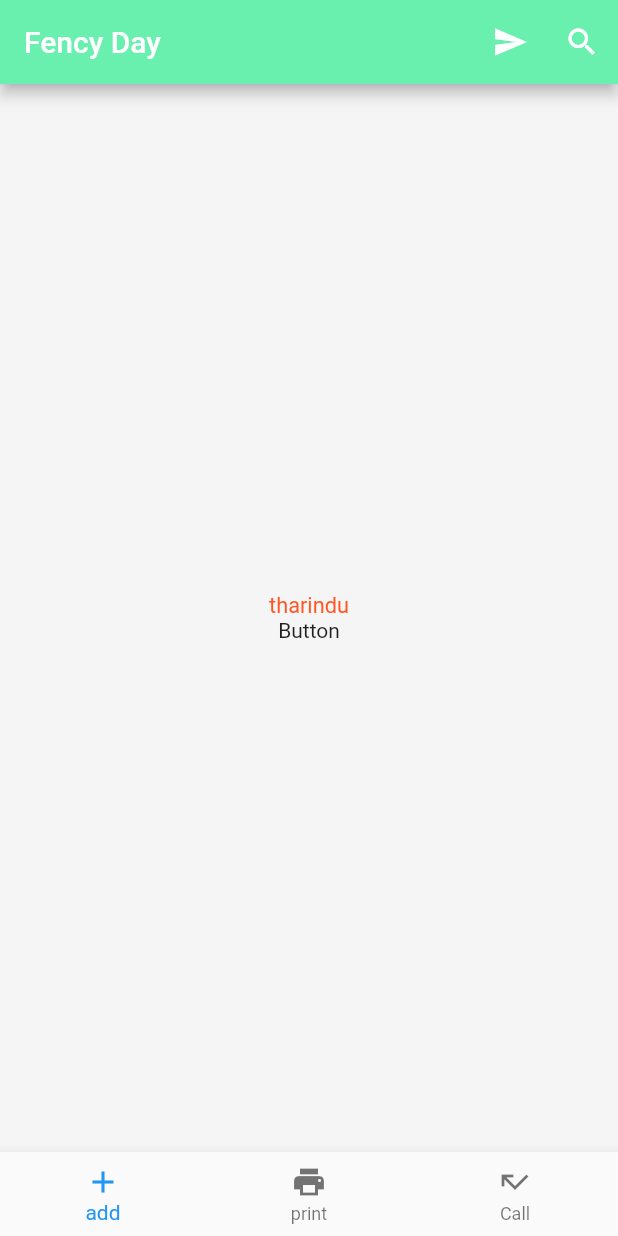
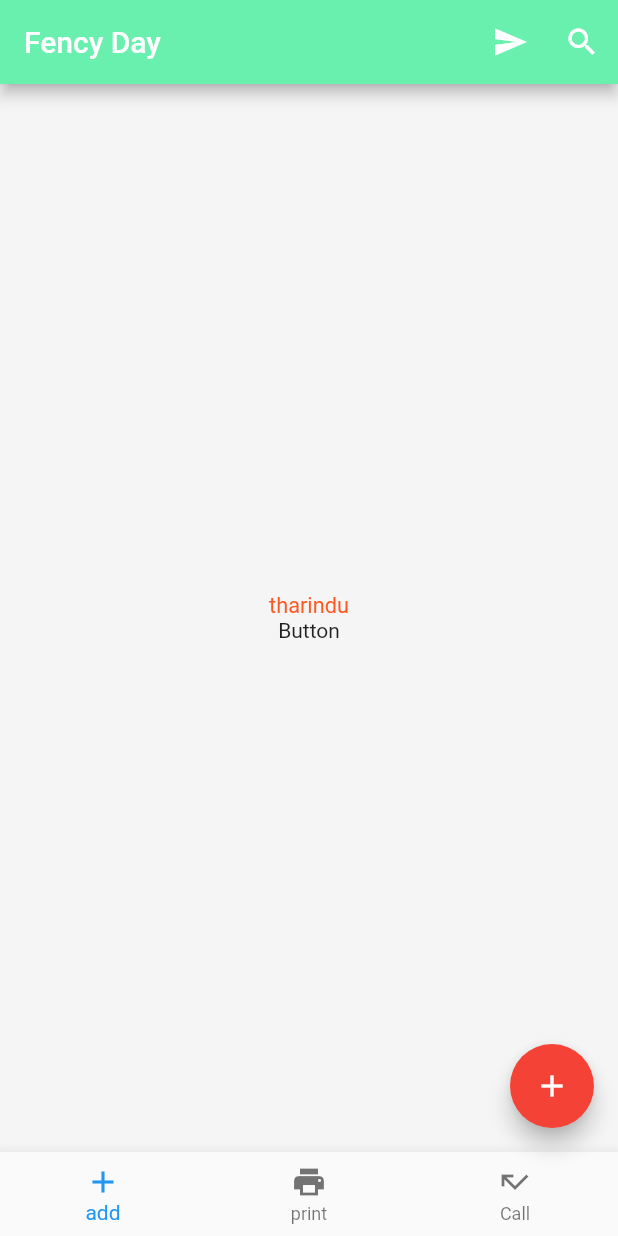
Before and after one commit to tharindu97/Flutter, a Flutter app: the screen it shows after launch, on a phone screen of 412 x 824 dp. Run offline on Flutter 3.47's test engine with Material 2 defaults, Android fonts, the phone set to English and light mode, and no system bars.

Commit message:
083 Floating Action - Running on iOS and Android

```diff
--- a/step1/lib/ui/home.dart
+++ b/step1/lib/ui/home.dart
@@ -46,6 +46,13 @@ class Home extends StatelessWidget{
             )
           ],
         ),
+      ),
+
+      floatingActionButton: new FloatingActionButton(
+        onPressed: ()=> debugPrint("Pressed"),
+        backgroundColor: Colors.red,
+        tooltip: 'Going Up!',
+        child: new Icon(Icons.add),
       ),
       bottomNavigationBar: new BottomNavigationBar(items: [
         new BottomNavigationBarItem(icon: new Icon(Icons.add),title: new Text("add")),
```
